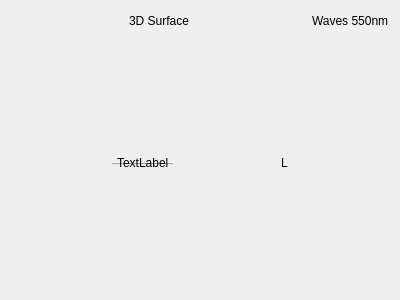
Qt form oglrendered.ui (githubdoe/DFTFringe) before a commit.
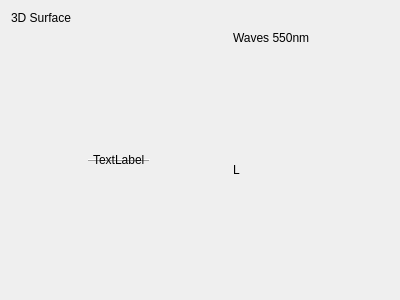
The same form after that commit.

```diff
--- a/oglrendered.ui
+++ b/oglrendered.ui
@@ -13,22 +13,9 @@
   <property name="windowTitle">
    <string>Building PDF</string>
   </property>
-  <layout class="QVBoxLayout" name="verticalLayout" stretch="1,1000">
+  <layout class="QVBoxLayout" name="verticalLayout_2" stretch="1,100">
    <item>
-    <layout class="QHBoxLayout" name="horizontalLayout_2" stretch="0,0,0,0">
-     <item>
-      <spacer name="horizontalSpacer_2">
-       <property name="orientation">
-        <enum>Qt::Horizontal</enum>
-       </property>
-       <property name="sizeHint" stdset="0">
-        <size>
-         <width>40</width>
-         <height>20</height>
-        </size>
-       </property>
-      </spacer>
-     </item>
+    <layout class="QHBoxLayout" name="horizontalLayout_2" stretch="0,0">
      <item>
       <widget class="QLabel" name="Title">
        <property name="text">
@@ -37,24 +24,7 @@
       </widget>
      </item>
      <item>
-      <spacer name="horizontalSpacer">
-       <property name="orientation">
-        <enum>Qt::Horizontal</enum>
-       </property>
-       <property name="sizeHint" stdset="0">
-        <size>
-         <width>40</width>
-         <height>20</height>
-        </size>
-       </property>
-      </spacer>
-     </item>
-     <item>
-      <widget class="QLabel" name="label">
-       <property name="text">
-        <string>Waves 550nm</string>
-       </property>
-      </widget>
+      <layout class="QHBoxLayout" name="horizontalLayout_4"/>
      </item>
     </layout>
    </item>
@@ -80,6 +50,15 @@
       </widget>
      </item>
      <item>
+      <layout class="QVBoxLayout" name="verticalLayout" stretch="1,100">
+       <item>
+        <widget class="QLabel" name="label">
+         <property name="text">
+          <string>Waves 550nm</string>
+         </property>
+        </widget>
+       </item>
+       <item>
       <widget class="QLabel" name="legend">
        <property name="sizePolicy">
         <sizepolicy hsizetype="Maximum" vsizetype="Preferred">
@@ -91,6 +70,8 @@
         <string>L</string>
        </property>
       </widget>
+       </item>
+      </layout>
      </item>
     </layout>
    </item>
```
Lines whose indentation alone changed are shown as unchanged.
